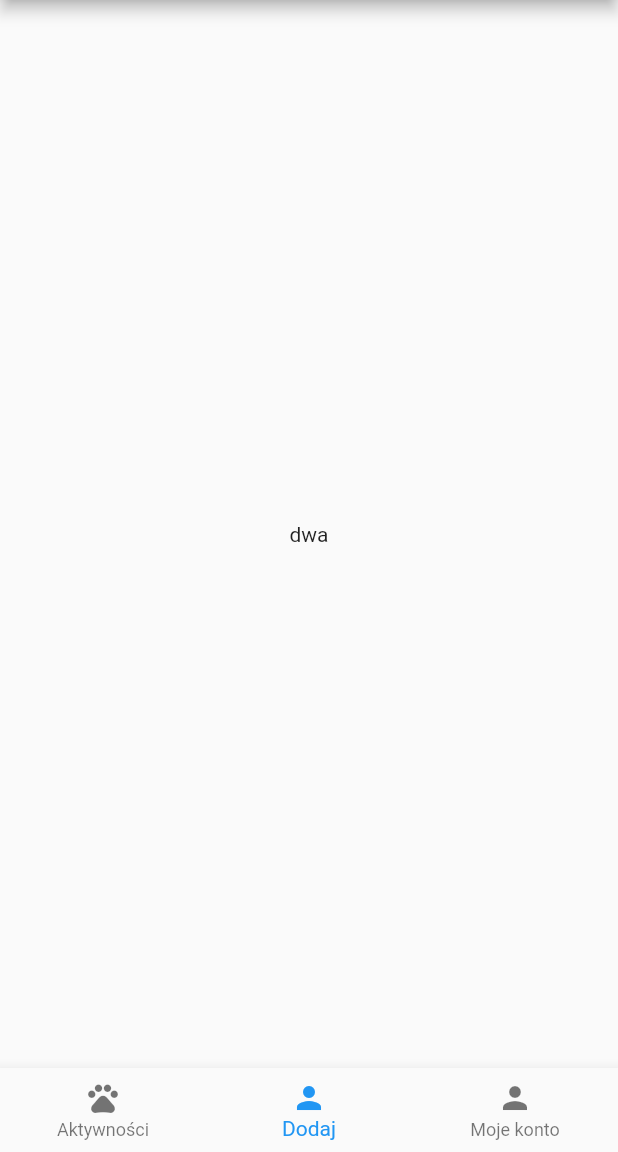
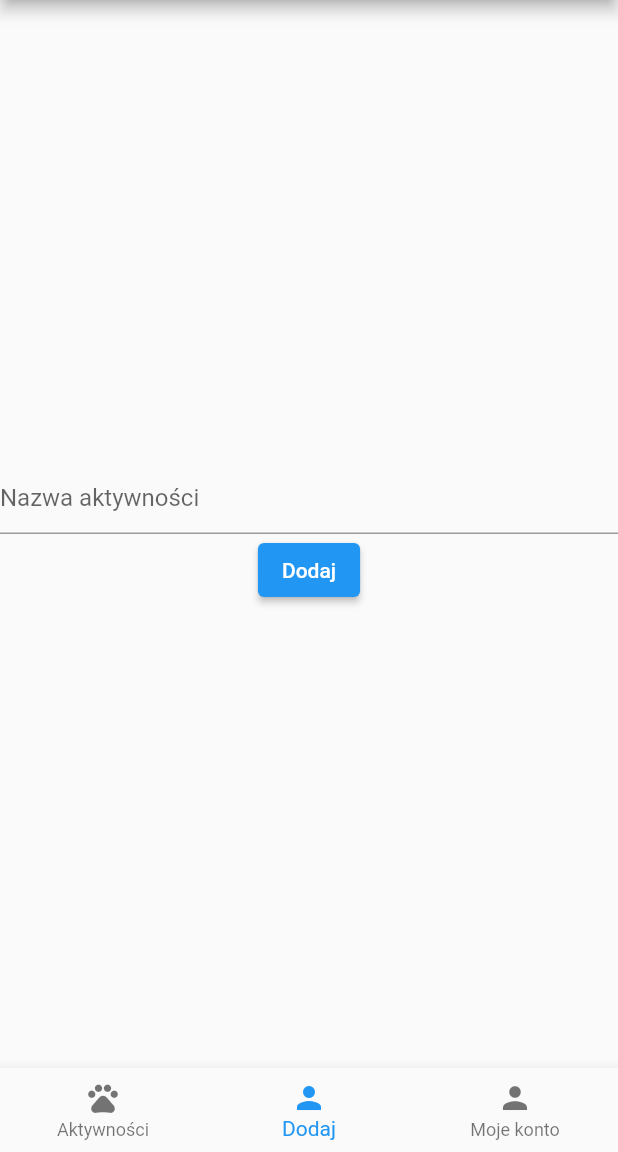
Before and after one commit to bluescorpio00/kida_dogs2, a Flutter app: the screen it shows once a user with an empty profile is signed in, item 2 of the bottom bar chosen, on a phone screen of 412 x 824 dp, the part 84-1236 px from its top. Run offline on Flutter 3.47's test engine with Material 2 defaults, Android fonts, the phone set to English and light mode, and no system bars; our stand-ins replace cloud_firestore, firebase_auth, firebase_core, google_fonts; accounts and stored records are empty.

Commit message:
Implement adding activities

```diff
--- a/lib/app/home/add_activities/add_activities_page_content.dart
+++ b/lib/app/home/add_activities/add_activities_page_content.dart
@@ -1,14 +1,41 @@
+import 'package:cloud_firestore/cloud_firestore.dart';
 import 'package:flutter/material.dart';
 
-class AddActivitiesPageContent extends StatelessWidget {
+class AddActivitiesPageContent extends StatefulWidget {
   const AddActivitiesPageContent({
     super.key,
   });
 
   @override
+  State<AddActivitiesPageContent> createState() =>
+      _AddActivitiesPageContentState();
+}
+
+class _AddActivitiesPageContentState extends State<AddActivitiesPageContent> {
+  var activityName = '';
+  @override
   Widget build(BuildContext context) {
-    return const Center(
-      child: Text('dwa'),
+    return Center(
+      child: Column(
+        mainAxisAlignment: MainAxisAlignment.center,
+        children: [
+          TextField(
+            decoration: const InputDecoration(hintText: 'Nazwa aktywności'),
+            onChanged: (newValue) {
+              setState(() {
+                activityName = newValue;
+              });
+            },
+          ),
+          ElevatedButton(
+              onPressed: () {
+                FirebaseFirestore.instance
+                    .collection('Activities')
+                    .add({'name': activityName, 'number': 4});
+              },
+              child: const Text('Dodaj')),
+        ],
+      ),
     );
   }
 }
```
